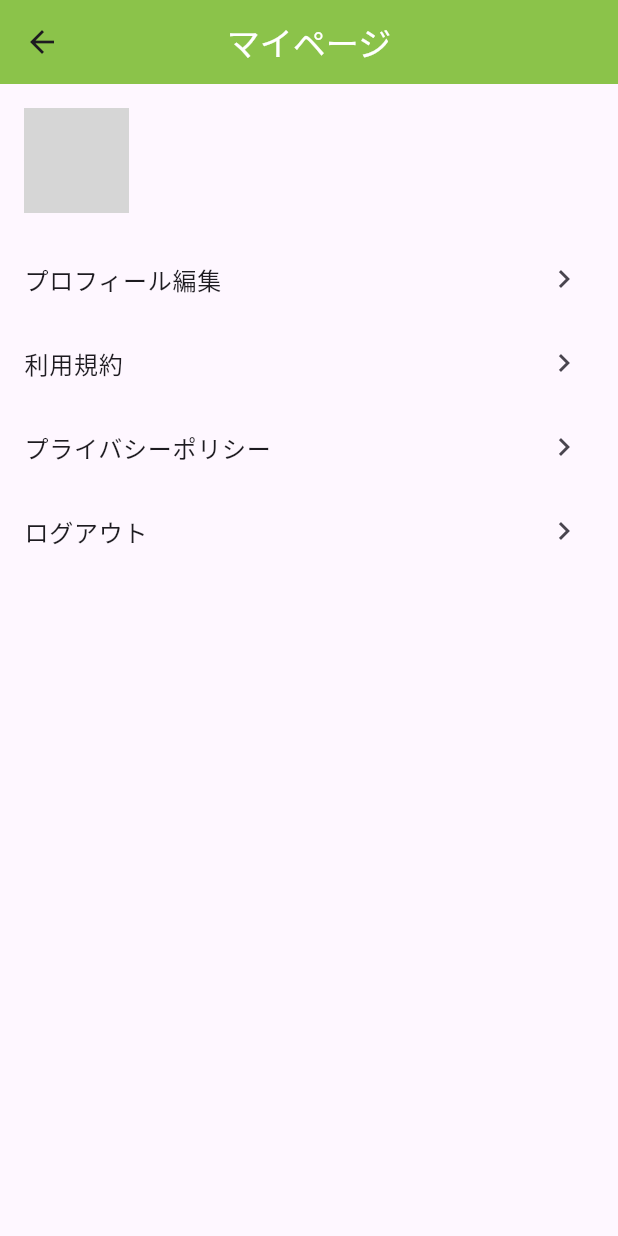
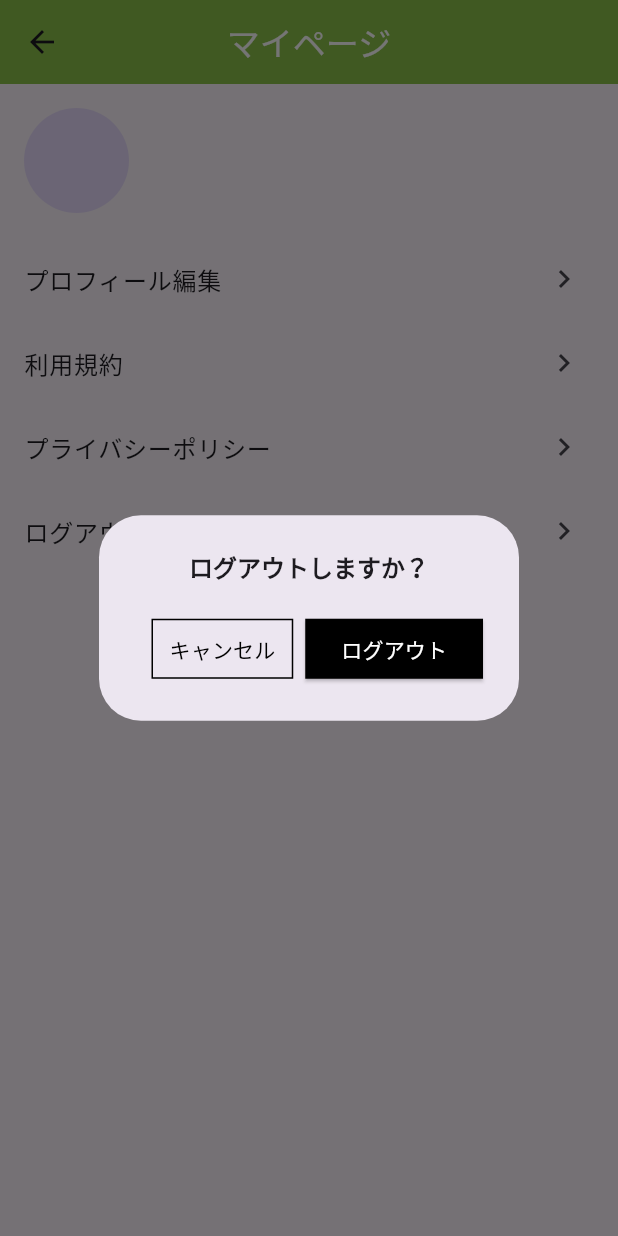
Before and after one commit to kishi1997/flutter-simple-sns-app, a Flutter app: the MypageScreen screen opened directly, after a tap on "ログアウト", on a phone screen of 412 x 824 dp. Run offline on Flutter 3.47's test engine with Material 3 defaults, Android fonts, the phone set to English and light mode, and no system bars; our stand-ins replace dio, flutter_dotenv, flutter_secure_storage, logger; accounts and stored records are empty; network calls fail; grey boxes are pictures that could not be loaded.

Commit message:
ログアウトダイアログの実装

```diff
--- a/lib/screens/mypage/mypage_screen.dart
+++ b/lib/screens/mypage/mypage_screen.dart
@@ -2,10 +2,13 @@ import 'package:flutter/material.dart';
 import 'package:provider/provider.dart';
 import 'package:simple_sns_app/components/header/app_header.dart';
 import 'package:simple_sns_app/screens/mypage/edit_profile.dart';
+import 'package:simple_sns_app/screens/onboarding_screen.dart';
+import 'package:simple_sns_app/screens/signin_screen.dart';
 import 'package:simple_sns_app/utils/logger_utils.dart';
 import 'package:simple_sns_app/utils/provider_utils.dart';
 import 'package:simple_sns_app/utils/link_utils.dart';
 import 'package:simple_sns_app/utils/snack_bar_utils.dart';
+import 'package:simple_sns_app/utils/token_utils.dart';
 import 'package:simple_sns_app/widgets/user/uset_icon.dart';
 
 const String TERMS_OF_SERVICE_URL =
@@ -35,6 +38,58 @@ class MypageScreen extends StatelessWidget {
         title: Text(text),
         trailing: const Icon(Icons.chevron_right),
       ),
+    );
+  }
+
+  void _showLogoutDialog(BuildContext context) {
+    showDialog(
+      context: context,
+      builder: (BuildContext context) {
+        return AlertDialog(
+          title: const Center(
+              child: Text(
+            'ログアウトしますか？',
+            style: TextStyle(fontSize: 16, fontWeight: FontWeight.bold),
+          )),
+          actions: <Widget>[
+            TextButton(
+              style: TextButton.styleFrom(
+                side: const BorderSide(color: Colors.black),
+                shape: RoundedRectangleBorder(
+                  borderRadius: BorderRadius.circular(0),
+                ),
+              ),
+              child: const Text('キャンセル', style: TextStyle(color: Colors.black)),
+              onPressed: () {
+                Navigator.of(context).pop();
+              },
+            ),
+            ElevatedButton(
+              style: ElevatedButton.styleFrom(
+                backgroundColor: Colors.black,
+                shape: RoundedRectangleBorder(
+                  borderRadius: BorderRadius.circular(0),
+                ),
+              ),
+              child: const Text('ログアウト',
+                  style: TextStyle(
+                    color: Colors.white,
+                  )),
+              onPressed: () {
+                tokenStorage.deleteToken();
+                userProvider.clearUser();
+                showSnackBar(context, "ログアウトしました");
+                Navigator.pushAndRemoveUntil(
+                  context,
+                  MaterialPageRoute(
+                      builder: (context) => const OnboardingScreen()),
+                  (route) => false,
+                );
+              },
+            ),
+          ],
+        );
+      },
     );
   }
 
@@ -93,7 +148,7 @@ class MypageScreen extends StatelessWidget {
           title: const Text('ログアウト'),
           trailing: const Icon(Icons.chevron_right),
           onTap: () {
-            // ログアウト処理
+            _showLogoutDialog(context);
           },
         ),
       ]),
--- a/lib/utils/provider_utils.dart
+++ b/lib/utils/provider_utils.dart
@@ -10,6 +10,11 @@ class UserProvider extends ChangeNotifier {
     _user = newUser;
     notifyListeners();
   }
+
+  void clearUser() {
+    _user = null;
+    notifyListeners();
+  }
 }
 
 UserProvider userProvider = UserProvider();
--- a/lib/utils/token_utils.dart
+++ b/lib/utils/token_utils.dart
@@ -12,6 +12,10 @@ class TokenStorage {
   Future<String?> getToken() async {
     return await _storage.read(key: accessTokenKey);
   }
+
+  Future<void> deleteToken() async {
+    await _storage.delete(key: accessTokenKey);
+  }
 }
 
 TokenStorage tokenStorage = TokenStorage();
```
